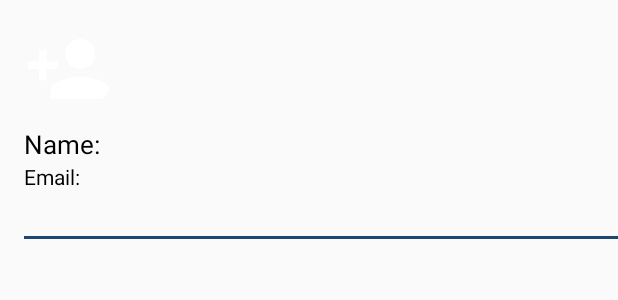
After one commit to Adperry32/HomeSweetHomes, an Android app: the layout nav_header.xml on its own in the app's theme, with its tools: preview values and no code run, on a phone screen of 412 x 824 dp. The commit adds this screen. Shown: the top 300 px of the screen. Run offline under Robolectric (Android 15) with nearby library versions, the phone set to English and light mode, and no system bars.

Commit message:
Layout and menu created

```diff
--- a/src/main/AndroidManifest.xml
+++ b/src/main/AndroidManifest.xml
@@ -12,6 +12,7 @@
         android:supportsRtl="true"
         android:theme="@style/Theme.HomesweetHomes2"
         tools:targetApi="31">
+
         <activity
             android:name=".HomeActivity"
             android:exported="false">
--- /dev/null
+++ b/src/main/res/drawable/ic_baseline_home_24.xml
@@ -0,0 +1,5 @@
+<vector android:height="24dp" android:tint="#808080"
+    android:viewportHeight="24" android:viewportWidth="24"
+    android:width="24dp" xmlns:android="http://schemas.android.com/apk/res/android">
+    <path android:fillColor="@android:color/white" android:pathData="M10,20v-6h4v6h5v-8h3L12,3 2,12h3v8z"/>
+</vector>
--- /dev/null
+++ b/src/main/res/drawable/ic_baseline_message_24.xml
@@ -0,0 +1,5 @@
+<vector android:autoMirrored="true" android:height="24dp"
+    android:tint="#808080" android:viewportHeight="24"
+    android:viewportWidth="24" android:width="24dp" xmlns:android="http://schemas.android.com/apk/res/android">
+    <path android:fillColor="@android:color/white" android:pathData="M20,2L4,2c-1.1,0 -1.99,0.9 -1.99,2L2,22l4,-4h14c1.1,0 2,-0.9 2,-2L22,4c0,-1.1 -0.9,-2 -2,-2zM18,14L6,14v-2h12v2zM18,11L6,11L6,9h12v2zM18,8L6,8L6,6h12v2z"/>
+</vector>
--- /dev/null
+++ b/src/main/res/drawable/ic_baseline_preview_24.xml
@@ -0,0 +1,5 @@
+<vector android:height="24dp" android:tint="#808080"
+    android:viewportHeight="24" android:viewportWidth="24"
+    android:width="24dp" xmlns:android="http://schemas.android.com/apk/res/android">
+    <path android:fillColor="@android:color/white" android:pathData="M19,3H5C3.89,3 3,3.9 3,5v14c0,1.1 0.89,2 2,2h14c1.1,0 2,-0.9 2,-2V5C21,3.9 20.11,3 19,3zM19,19H5V7h14V19zM13.5,13c0,0.83 -0.67,1.5 -1.5,1.5s-1.5,-0.67 -1.5,-1.5c0,-0.83 0.67,-1.5 1.5,-1.5S13.5,12.17 13.5,13zM12,9c-2.73,0 -5.06,1.66 -6,4c0.94,2.34 3.27,4 6,4s5.06,-1.66 6,-4C17.06,10.66 14.73,9 12,9zM12,15.5c-1.38,0 -2.5,-1.12 -2.5,-2.5c0,-1.38 1.12,-2.5 2.5,-2.5c1.38,0 2.5,1.12 2.5,2.5C14.5,14.38 13.38,15.5 12,15.5z"/>
+</vector>
--- /dev/null
+++ b/src/main/res/drawable/ic_baseline_rate_review_24.xml
@@ -0,0 +1,5 @@
+<vector android:height="24dp" android:tint="#808080"
+    android:viewportHeight="24" android:viewportWidth="24"
+    android:width="24dp" xmlns:android="http://schemas.android.com/apk/res/android">
+    <path android:fillColor="@android:color/white" android:pathData="M20,2L4,2c-1.1,0 -1.99,0.9 -1.99,2L2,22l4,-4h14c1.1,0 2,-0.9 2,-2L22,4c0,-1.1 -0.9,-2 -2,-2zM6,14v-2.47l6.88,-6.88c0.2,-0.2 0.51,-0.2 0.71,0l1.77,1.77c0.2,0.2 0.2,0.51 0,0.71L8.47,14L6,14zM18,14h-7.5l2,-2L18,12v2z"/>
+</vector>
--- /dev/null
+++ b/src/main/res/drawable/ic_baseline_search_24.xml
@@ -0,0 +1,5 @@
+<vector android:height="24dp" android:tint="#808080"
+    android:viewportHeight="24" android:viewportWidth="24"
+    android:width="24dp" xmlns:android="http://schemas.android.com/apk/res/android">
+    <path android:fillColor="@android:color/white" android:pathData="M15.5,14h-0.79l-0.28,-0.27C15.41,12.59 16,11.11 16,9.5 16,5.91 13.09,3 9.5,3S3,5.91 3,9.5 5.91,16 9.5,16c1.61,0 3.09,-0.59 4.23,-1.57l0.27,0.28v0.79l5,4.99L20.49,19l-4.99,-5zM9.5,14C7.01,14 5,11.99 5,9.5S7.01,5 9.5,5 14,7.01 14,9.5 11.99,14 9.5,14z"/>
+</vector>
--- /dev/null
+++ b/src/main/res/drawable/ic_baseline_share_24.xml
@@ -0,0 +1,5 @@
+<vector android:height="24dp" android:tint="#808080"
+    android:viewportHeight="24" android:viewportWidth="24"
+    android:width="24dp" xmlns:android="http://schemas.android.com/apk/res/android">
+    <path android:fillColor="@android:color/white" android:pathData="M18,16.08c-0.76,0 -1.44,0.3 -1.96,0.77L8.91,12.7c0.05,-0.23 0.09,-0.46 0.09,-0.7s-0.04,-0.47 -0.09,-0.7l7.05,-4.11c0.54,0.5 1.25,0.81 2.04,0.81 1.66,0 3,-1.34 3,-3s-1.34,-3 -3,-3 -3,1.34 -3,3c0,0.24 0.04,0.47 0.09,0.7L8.04,9.81C7.5,9.31 6.79,9 6,9c-1.66,0 -3,1.34 -3,3s1.34,3 3,3c0.79,0 1.5,-0.31 2.04,-0.81l7.12,4.16c-0.05,0.21 -0.08,0.43 -0.08,0.65 0,1.61 1.31,2.92 2.92,2.92 1.61,0 2.92,-1.31 2.92,-2.92s-1.31,-2.92 -2.92,-2.92z"/>
+</vector>
--- /dev/null
+++ b/src/main/res/drawable/ic_baseline_star_24.xml
@@ -0,0 +1,5 @@
+<vector android:height="24dp" android:tint="#808080"
+    android:viewportHeight="24" android:viewportWidth="24"
+    android:width="24dp" xmlns:android="http://schemas.android.com/apk/res/android">
+    <path android:fillColor="@android:color/white" android:pathData="M12,17.27L18.18,21l-1.64,-7.03L22,9.24l-7.19,-0.61L12,2 9.19,8.63 2,9.24l5.46,4.73L5.82,21z"/>
+</vector>
--- /dev/null
+++ b/src/main/res/layout/nav_header.xml
@@ -0,0 +1,43 @@
+<?xml version="1.0" encoding="utf-8"?>
+<LinearLayout xmlns:android="http://schemas.android.com/apk/res/android"
+    android:layout_width="match_parent"
+    android:layout_height="wrap_content"
+    android:orientation="vertical"
+    android:layout_marginTop="16dp"
+    android:layout_marginStart="16dp"
+    >
+
+    <de.hdodenhof.circleimageview.CircleImageView
+        android:layout_width="60dp"
+        android:layout_height="60dp"
+        android:src="@drawable/ic_baseline_person_add_24"
+        />
+
+    <TextView
+        android:id="@+id/fullname"
+        android:layout_width="match_parent"
+        android:layout_height="wrap_content"
+        android:text="Name:"
+        android:paddingTop="8dp"
+        android:textColor="@color/black"
+        android:textSize="17sp"
+        />
+    <TextView
+        android:id="@+id/userEmail"
+        android:layout_width="wrap_content"
+        android:layout_height="wrap_content"
+        android:text="Email:"
+        android:textColor="@color/black"
+        android:textSize="14sp"
+        />
+
+    <View
+        android:layout_width="match_parent"
+        android:layout_height="2dp"
+        android:layout_marginTop="30dp"
+        android:background="@color/background_blue"/>
+
+
+
+
+</LinearLayout>
```
Also changed, not shown: src/main/java/com/example/homesweethomes2/HomeActivity.kt (+6 -6 lines), src/main/res/layout/activity_home.xml (+34 -37 lines), src/main/res/layout/fragment_account.xml (+8 -7 lines), src/main/res/menu/nav_menu.xml (added, +50 -0 lines).
